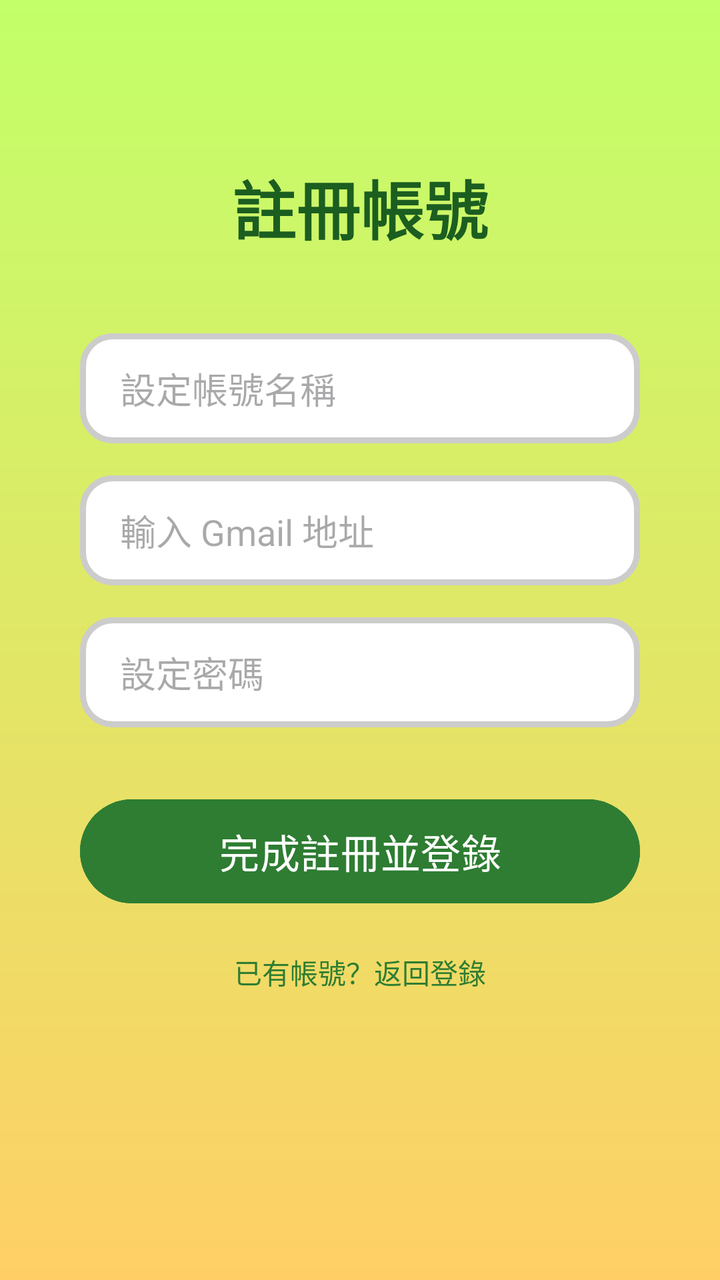
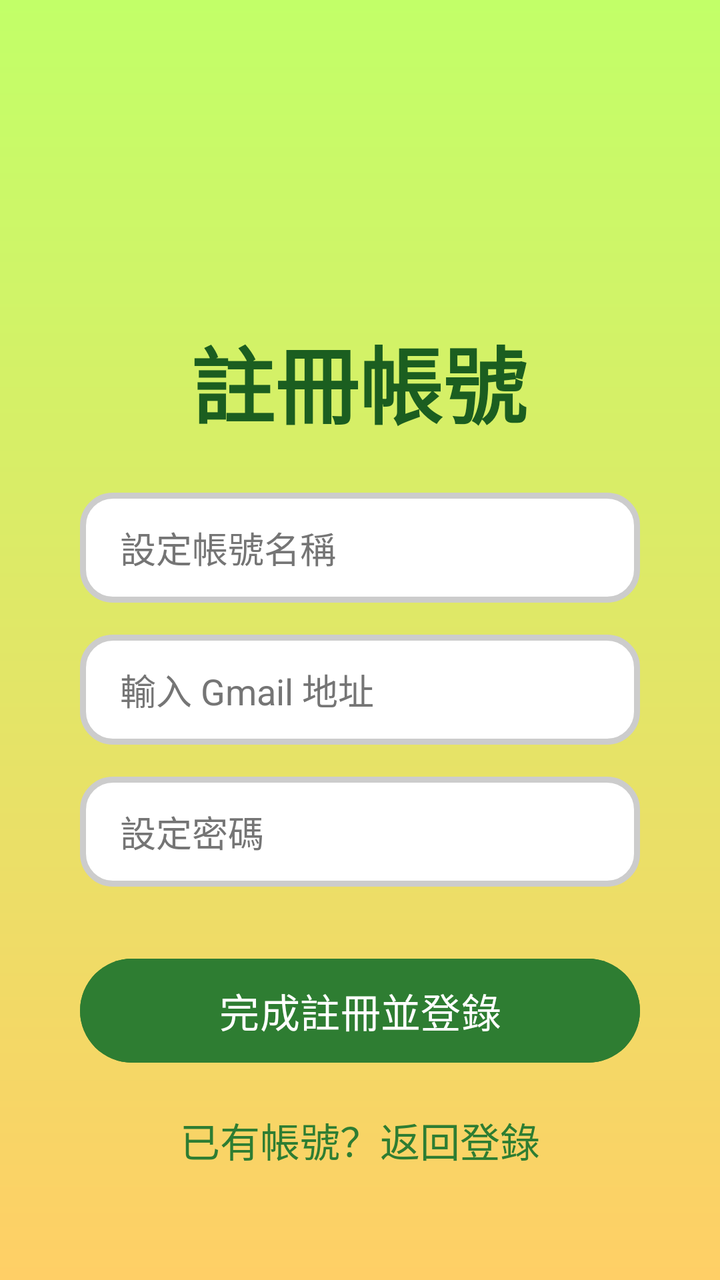

Compare the two renders of this Android layout. The source of the first and the diff that turns it into the second are given below.
<!-- AndroidManifest.xml: application theme Theme.PlantDoctor -->
<!-- res/layout/activity_register.xml -->
<?xml version="1.0" encoding="utf-8"?>
<androidx.constraintlayout.widget.ConstraintLayout
    xmlns:android="http://schemas.android.com/apk/res/android"
    xmlns:app="http://schemas.android.com/apk/res-auto"
    xmlns:tools="http://schemas.android.com/tools"
    android:layout_width="match_parent"
    android:layout_height="match_parent"
    android:background="@drawable/gradient_background"
    android:id="@+id/register_root_layout"
    tools:context=".RegisterActivity">

    <TextView
        android:id="@+id/tv_register_title"
        android:layout_width="wrap_content"
        android:layout_height="wrap_content"
        android:text="註冊帳號"
        android:textSize="32sp"
        android:textStyle="bold"
        android:textColor="#1B5E20"
        app:layout_constraintTop_toTopOf="parent"
        app:layout_constraintStart_toStartOf="parent"
        app:layout_constraintEnd_toEndOf="parent"
        android:layout_marginTop="80dp" />

    <EditText
        android:id="@+id/et_reg_username"
        android:layout_width="0dp"
        android:layout_height="55dp"
        android:layout_marginHorizontal="40dp"
        android:layout_marginTop="40dp"
        android:background="@drawable/bg_input_field"
        android:hint="設定帳號名稱"
        android:paddingStart="20dp"
        app:layout_constraintTop_toBottomOf="@+id/tv_register_title"
        app:layout_constraintStart_toStartOf="parent"
        app:layout_constraintEnd_toEndOf="parent" />

    <EditText
        android:id="@+id/et_reg_gmail"
        android:layout_width="0dp"
        android:layout_height="55dp"
        android:layout_marginHorizontal="40dp"
        android:layout_marginTop="16dp"
        android:background="@drawable/bg_input_field"
        android:hint="輸入 Gmail 地址"
        android:inputType="textEmailAddress"
        android:paddingStart="20dp"
        app:layout_constraintTop_toBottomOf="@+id/et_reg_username"
        app:layout_constraintStart_toStartOf="parent"
        app:layout_constraintEnd_toEndOf="parent" />

    <EditText
        android:id="@+id/et_reg_password"
        android:layout_width="0dp"
        android:layout_height="55dp"
        android:layout_marginHorizontal="40dp"
        android:layout_marginTop="16dp"
        android:background="@drawable/bg_input_field"
        android:hint="設定密碼"
        android:inputType="textPassword"
        android:paddingStart="20dp"
        app:layout_constraintTop_toBottomOf="@+id/et_reg_gmail"
        app:layout_constraintStart_toStartOf="parent"
        app:layout_constraintEnd_toEndOf="parent" />

    <Button
        android:id="@+id/btn_register_submit"
        android:layout_width="0dp"
        android:layout_height="60dp"
        android:layout_marginHorizontal="40dp"
        android:layout_marginTop="32dp"
        android:text="完成註冊並登錄"
        android:textSize="20sp"
        android:backgroundTint="#2E7D32"
        android:textColor="#FFFFFF"
        app:layout_constraintTop_toBottomOf="@+id/et_reg_password"
        app:layout_constraintStart_toStartOf="parent"
        app:layout_constraintEnd_toEndOf="parent" />

    <TextView
        android:id="@+id/tv_back_to_login"
        android:layout_width="wrap_content"
        android:layout_height="wrap_content"
        android:layout_marginTop="20dp"
        android:text="已有帳號？返回登錄"
        android:textColor="#2E7D32"
        app:layout_constraintTop_toBottomOf="@+id/btn_register_submit"
        app:layout_constraintStart_toStartOf="parent"
        app:layout_constraintEnd_toEndOf="parent" />

</androidx.constraintlayout.widget.ConstraintLayout>
<!-- resources referenced by this layout -->
<resources>
  <!-- drawable bg_input_field (drawable) -->
  <?xml version="1.0" encoding="utf-8"?>
  <shape xmlns:android="http://schemas.android.com/apk/res/android">
      <solid android:color="#FFFFFF" />
      <corners android:radius="15dp" />
      <stroke
      android:width="3dp"
      android:color="#CCCCCC" />
  </shape>
  <!-- drawable gradient_background (drawable) -->
  <?xml version="1.0" encoding="utf-8"?>
  <shape xmlns:android="http://schemas.android.com/apk/res/android"
      android:shape="rectangle">
      <gradient
          android:startColor="#C2FF68"
          android:endColor="#FFCF66"
          android:angle="270" /> </shape>
  <style name="Theme.PlantDoctor" parent="Base.Theme.PlantDoctor" />
  <style name="Base.Theme.PlantDoctor" parent="Theme.Material3.DayNight.NoActionBar">
          
          
      </style>
</resources>

<!-- the commit's change to res/layout/activity_register.xml (unified diff, before → after) -->
@@ -13,24 +13,27 @@
         android:id="@+id/tv_register_title"
         android:layout_width="wrap_content"
         android:layout_height="wrap_content"
+        android:layout_marginTop="160dp"
         android:text="註冊帳號"
-        android:textSize="32sp"
+        android:textColor="#1B5E20"
+        android:textSize="42sp"
         android:textStyle="bold"
-        android:textColor="#1B5E20"
-        app:layout_constraintTop_toTopOf="parent"
+        app:layout_constraintEnd_toEndOf="parent"
+        app:layout_constraintHorizontal_bias="0.497"
         app:layout_constraintStart_toStartOf="parent"
-        app:layout_constraintEnd_toEndOf="parent"
-        android:layout_marginTop="80dp" />
+        app:layout_constraintTop_toTopOf="parent" />
 
     <EditText
         android:id="@+id/et_reg_username"
         android:layout_width="0dp"
         android:layout_height="55dp"
         android:layout_marginHorizontal="40dp"
-        android:layout_marginTop="40dp"
+        android:layout_marginTop="25dp"
         android:background="@drawable/bg_input_field"
         android:hint="設定帳號名稱"
         android:paddingStart="20dp"
+        android:textColorHint="#757575"
+        android:textColor="#757575"
         app:layout_constraintTop_toBottomOf="@+id/tv_register_title"
         app:layout_constraintStart_toStartOf="parent"
         app:layout_constraintEnd_toEndOf="parent" />
@@ -45,6 +48,8 @@
         android:hint="輸入 Gmail 地址"
         android:inputType="textEmailAddress"
         android:paddingStart="20dp"
+        android:textColorHint="#757575"
+        android:textColor="#757575"
         app:layout_constraintTop_toBottomOf="@+id/et_reg_username"
         app:layout_constraintStart_toStartOf="parent"
         app:layout_constraintEnd_toEndOf="parent" />
@@ -57,6 +62,8 @@
         android:layout_marginTop="16dp"
         android:background="@drawable/bg_input_field"
         android:hint="設定密碼"
+        android:textColor="#4B4A4A"
+        android:textColorHint="#757575"
         android:inputType="textPassword"
         android:paddingStart="20dp"
         app:layout_constraintTop_toBottomOf="@+id/et_reg_gmail"
@@ -84,6 +91,7 @@
         android:layout_marginTop="20dp"
         android:text="已有帳號？返回登錄"
         android:textColor="#2E7D32"
+        android:textSize="20sp"
         app:layout_constraintTop_toBottomOf="@+id/btn_register_submit"
         app:layout_constraintStart_toStartOf="parent"
         app:layout_constraintEnd_toEndOf="parent" />
